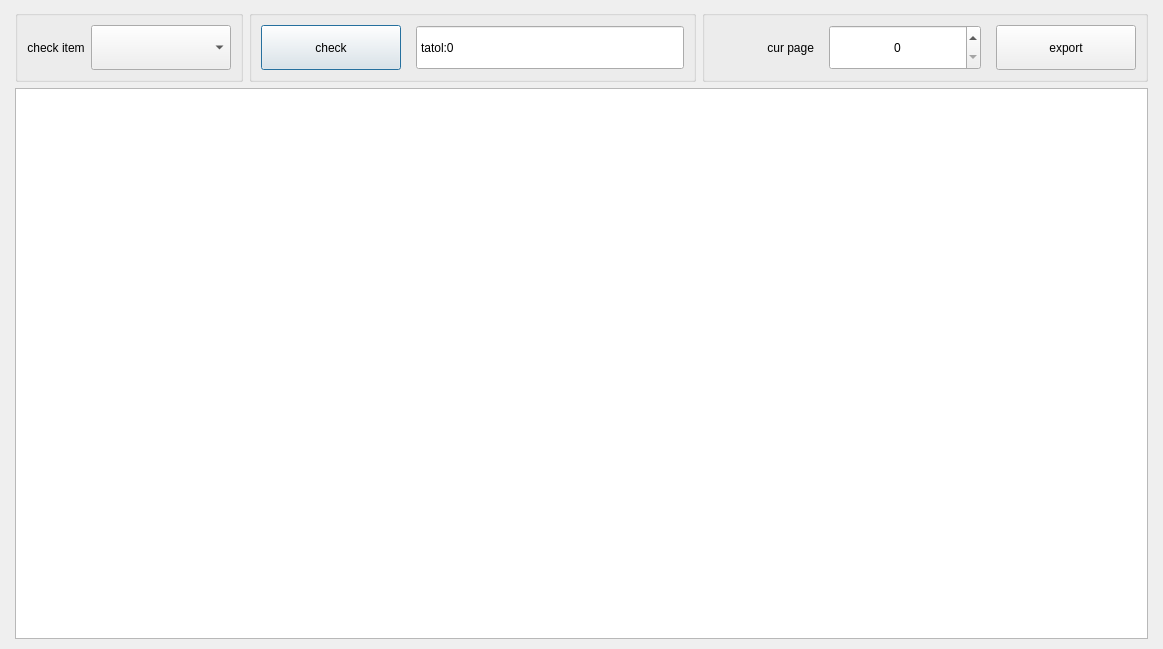
This is mdatecheckdlg.ui in yuanjinxin123/shenglei as Qt 5 draws it before an edit. The edited form follows.
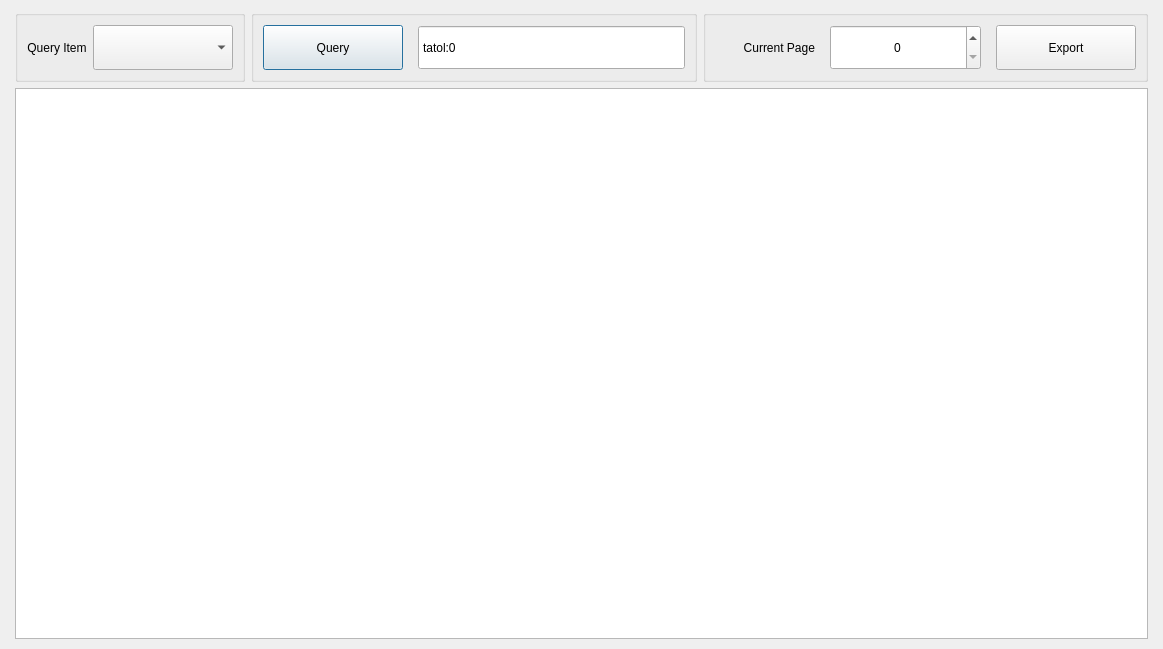
This is the edited form.

What changed in the file:
```diff
--- a/mdatecheckdlg.ui
+++ b/mdatecheckdlg.ui
@@ -35,7 +35,7 @@
       <item>
        <widget class="QLabel" name="label_2">
         <property name="text">
-         <string>check item</string>
+         <string>Query Item</string>
         </property>
         <property name="alignment">
          <set>Qt::AlignCenter</set>
@@ -85,7 +85,7 @@
          </size>
         </property>
         <property name="text">
-         <string>check</string>
+         <string>Query</string>
         </property>
        </widget>
       </item>
@@ -135,7 +135,7 @@
          </size>
         </property>
         <property name="text">
-         <string>cur page</string>
+         <string>Current Page</string>
         </property>
         <property name="alignment">
          <set>Qt::AlignRight|Qt::AlignTrailing|Qt::AlignVCenter</set>
@@ -170,7 +170,7 @@
          </size>
         </property>
         <property name="text">
-         <string>export</string>
+         <string>Export</string>
         </property>
        </widget>
       </item>
```
